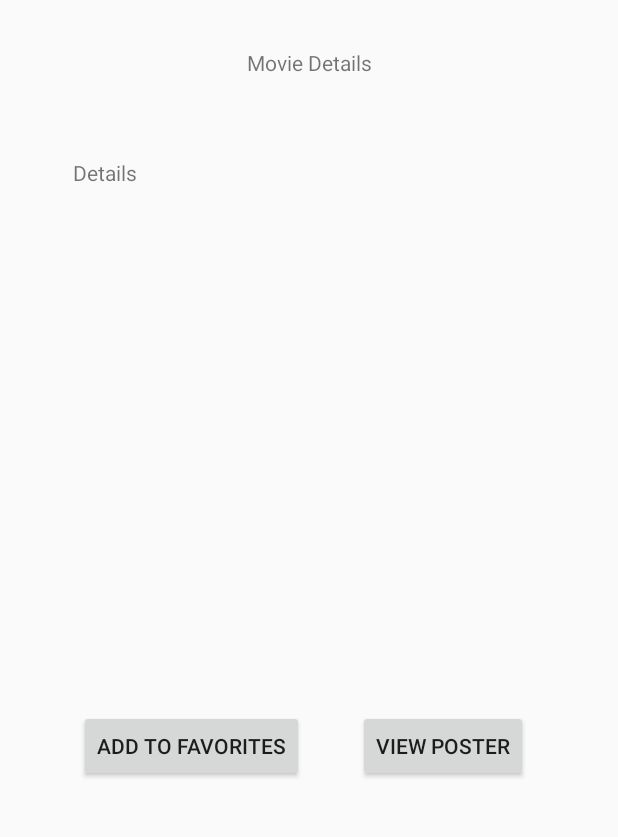
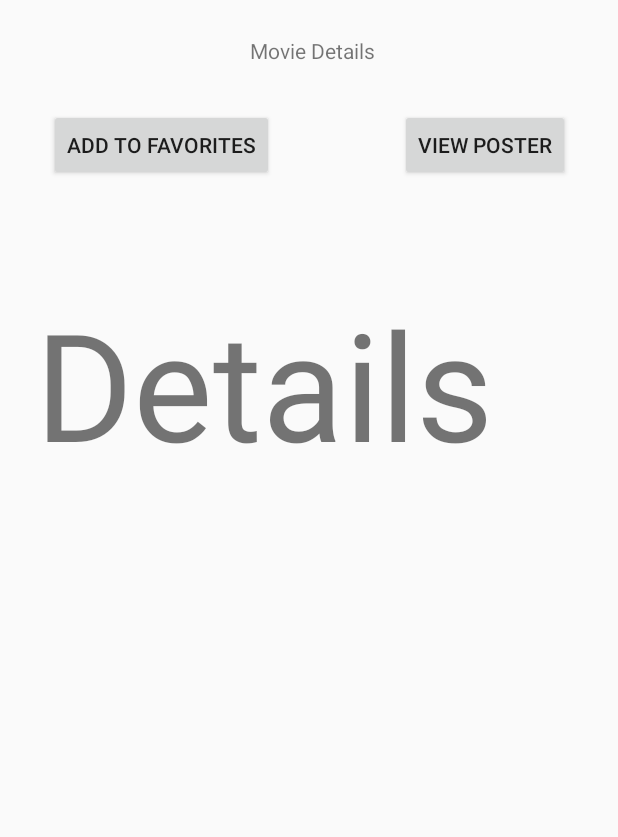
Before and after one commit to martindanielsanchez/Movile_Buffs, an Android app: the MovieDetailActivity screen opened directly, with no data from a screen before it, on a phone screen of 412 x 824 dp, the part 157-994 px from its top. Run offline under Robolectric (Android 15) with nearby library versions, the phone set to English and light mode, and no system bars; our stand-ins replace Volley; network calls fail.

Commit message:
Created Movie class and added code to make api call from MovieDetailActivity and populate view with selected movie info.

```diff
--- a/app/src/main/java/com/example/movilebuffs/MovieDetailActivity.java
+++ b/app/src/main/java/com/example/movilebuffs/MovieDetailActivity.java
@@ -5,13 +5,93 @@ import androidx.appcompat.app.AppCompatActivity;
 import android.content.Intent;
 import android.os.Bundle;
 import android.view.View;
+import android.widget.AdapterView;
+import android.widget.ArrayAdapter;
+import android.widget.Toast;
+import android.widget.TextView;
+import com.android.volley.Request;
+import com.android.volley.RequestQueue;
+import com.android.volley.Response;
+import com.android.volley.VolleyError;
+import com.android.volley.toolbox.JsonObjectRequest;
+
+import org.json.JSONArray;
+import org.json.JSONException;
+import org.json.JSONObject;
+
+import java.util.ArrayList;
 
 public class MovieDetailActivity extends AppCompatActivity {
-
+    private String poster = null;
+    public static final String EXTRA_MESSAGE = "com.example.movilebuffs.MESSAGE";
     @Override
     protected void onCreate(Bundle savedInstanceState) {
         super.onCreate(savedInstanceState);
         setContentView(R.layout.activity_movie_detail);
+        Intent intent = getIntent();
+        String imdb = intent.getStringExtra(MainActivity.EXTRA_MESSAGE); //get imdb from selected movie
+
+        //set up variables for textviews
+        final TextView movieDetails = (TextView) findViewById(R.id.textViewDetails);
+
+        //make API CALL based on imdb code
+        // Get a RequestQueue
+        RequestQueue queue = MySingleton.getInstance(MovieDetailActivity.this.getApplicationContext()).
+                getRequestQueue();
+        String url = "http://www.omdbapi.com/?i=" + imdb + "&apikey=e7272e5d";
+
+        JsonObjectRequest jsonObjectRequest = new JsonObjectRequest
+                (Request.Method.GET, url, null, new Response.Listener<JSONObject>() {
+
+                    @Override
+                    public void onResponse(JSONObject response) {
+                        String title = null;
+                       // String imdb = null;
+                        String year = null;
+                        String genre = null;
+                        String director = null;
+                        String writer = null;
+                        String plot = null;
+
+
+                        //title = response.getString("name");
+
+                        try {
+                            //JSONArray jsonList = response.getJSONArray("Search");
+                            title = response.getString("Title");
+                            year = response.getString("Year");
+                            genre = response.getString("Genre");
+                            director = response.getString("Director");
+                            writer = response.getString("Writer");
+                            plot = response.getString("Plot");
+                            poster = response.getString("Poster");
+
+                            String detailsString = "Title: " + title + "\n" +
+                                    "Year: " + year + "\n" +
+                                    "Genre: " + genre + "\n" +
+                                    "Director: " + director + "\n" +
+                                    "Writer: " + writer + "\n" +
+                                    "Plot: " + plot;
+                            //detailsString = detailsString.replace("\\\n", System.getProperty("line.separator"));
+                            movieDetails.setText(detailsString);
+
+
+                        } catch (JSONException e) {
+                            e.printStackTrace();
+                        }
+                    }
+                }, new Response.ErrorListener() {
+
+                    @Override
+                    public void onErrorResponse(VolleyError error) {
+                        //TODO: Handle error
+                        Toast.makeText(MovieDetailActivity.this, "Search Failed!", Toast.LENGTH_LONG).show();
+
+                    }
+                });
+// Access the RequestQueue through your singleton class.
+        MySingleton.getInstance(MovieDetailActivity.this).addToRequestQueue(jsonObjectRequest);
+
     }
 
     /**
@@ -19,7 +99,13 @@ public class MovieDetailActivity extends AppCompatActivity {
      * Navigates to MoviePosterActivity with the selected Movie
      * */
     public void viewPoster(View view) {
-        Intent intent = new Intent(this, MoviePosterActivity.class);
-        startActivity(intent);
+        if(poster != null) {
+            Intent intent = new Intent(this, MoviePosterActivity.class);
+            intent.putExtra(EXTRA_MESSAGE, poster);
+            startActivity(intent);
+        }
+        else{
+            Toast.makeText(MovieDetailActivity.this, "Search Failed!", Toast.LENGTH_LONG).show();
+        }
     }
 }
--- a/app/src/main/res/layout/activity_movie_detail.xml
+++ b/app/src/main/res/layout/activity_movie_detail.xml
@@ -23,45 +23,61 @@
         android:id="@+id/textView4"
         android:layout_width="wrap_content"
         android:layout_height="wrap_content"
-        android:layout_marginTop="32dp"
+        android:layout_marginStart="165dp"
+        android:layout_marginLeft="165dp"
+        android:layout_marginTop="24dp"
+        android:layout_marginEnd="161dp"
+        android:layout_marginRight="161dp"
         android:text="Movie Details"
         app:layout_constraintEnd_toEndOf="parent"
         app:layout_constraintStart_toStartOf="parent"
         app:layout_constraintTop_toBottomOf="@+id/title3" />
 
-    <TextView
-        android:id="@+id/textViewDetails"
-        android:layout_width="314dp"
-        android:layout_height="344dp"
-        android:layout_marginTop="16dp"
-        android:text="Details"
-        app:layout_constraintBottom_toBottomOf="parent"
-        app:layout_constraintEnd_toEndOf="parent"
-        app:layout_constraintHorizontal_bias="0.494"
-        app:layout_constraintStart_toStartOf="parent"
-        app:layout_constraintTop_toBottomOf="@+id/textView4"
-        app:layout_constraintVertical_bias="0.123" />
-
     <Button
         android:id="@+id/button3"
         android:layout_width="wrap_content"
         android:layout_height="wrap_content"
-        android:layout_marginTop="24dp"
-        android:layout_marginEnd="36dp"
-        android:layout_marginRight="36dp"
+        android:layout_marginStart="32dp"
+        android:layout_marginLeft="32dp"
+        android:layout_marginTop="29dp"
+        android:layout_marginEnd="83dp"
+        android:layout_marginRight="83dp"
         android:text="Add to Favorites"
         app:layout_constraintEnd_toStartOf="@+id/button4"
-        app:layout_constraintTop_toBottomOf="@+id/textViewDetails" />
+        app:layout_constraintStart_toStartOf="parent"
+        app:layout_constraintTop_toBottomOf="@+id/textView4" />
+
+    <TextView
+        android:id="@+id/textViewDetails"
+        android:layout_width="366dp"
+        android:layout_height="505dp"
+        android:layout_marginStart="8dp"
+        android:layout_marginLeft="8dp"
+        android:layout_marginTop="50dp"
+        android:layout_marginEnd="8dp"
+        android:layout_marginRight="8dp"
+        android:layout_marginBottom="8dp"
+        android:autoSizeMaxTextSize="100sp"
+        android:autoSizeMinTextSize="12sp"
+        android:autoSizeStepGranularity="2sp"
+        android:autoSizeTextType="uniform"
+        android:maxLines="10"
+        android:text="Details"
+        app:layout_constraintBottom_toBottomOf="parent"
+        app:layout_constraintEnd_toEndOf="parent"
+        app:layout_constraintStart_toStartOf="parent"
+        app:layout_constraintTop_toBottomOf="@+id/button3"
+         />
 
     <Button
         android:id="@+id/button4"
         android:layout_width="wrap_content"
         android:layout_height="wrap_content"
-        android:layout_marginTop="24dp"
-        android:layout_marginEnd="60dp"
-        android:layout_marginRight="60dp"
+        android:layout_marginTop="29dp"
+        android:layout_marginEnd="32dp"
+        android:layout_marginRight="32dp"
         android:onClick="viewPoster"
         android:text="View Poster"
         app:layout_constraintEnd_toEndOf="parent"
-        app:layout_constraintTop_toBottomOf="@+id/textViewDetails" />
+        app:layout_constraintTop_toBottomOf="@+id/textView4" />
 </androidx.constraintlayout.widget.ConstraintLayout>
--- a/app/src/main/res/layout/activity_movie_list.xml
+++ b/app/src/main/res/layout/activity_movie_list.xml
@@ -86,6 +86,8 @@
         android:layout_marginEnd="1dp"
         android:layout_marginRight="1dp"
         android:layout_marginBottom="1dp"
+        android:focusableInTouchMode="false"
+        android:isScrollContainer="false"
         app:layout_constraintBottom_toBottomOf="parent"
         app:layout_constraintEnd_toEndOf="parent"
         app:layout_constraintStart_toStartOf="parent"
```
Also changed, not shown: app/src/main/java/com/example/movilebuffs/Movie.java (added, +44 -0 lines), app/src/main/java/com/example/movilebuffs/MovieListActivity.java (+28 -50 lines).
